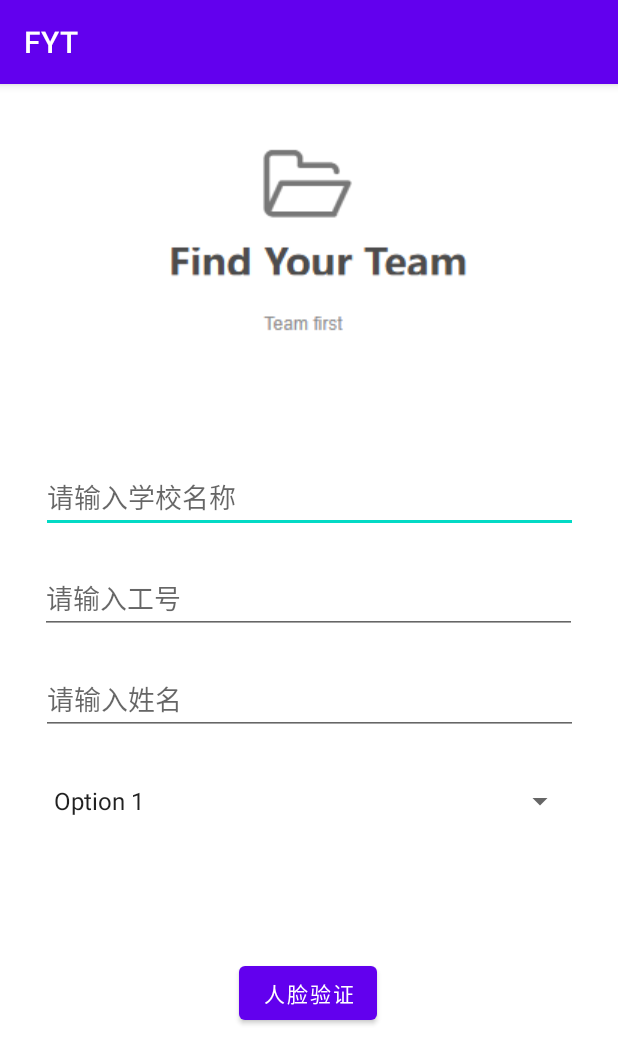
After one commit to JQseventeen/102201427-102201426, an Android app: the CertifyActivity screen opened directly, with no data from a screen before it, on a phone screen of 412 x 824 dp. The commit adds this screen. Shown: the top 1064 px of the screen. Run offline under Robolectric (Android 15) with nearby library versions, the phone set to English and light mode, and no system bars.

Commit message:
认证页面

```diff
--- a/app/build.gradle.kts
+++ b/app/build.gradle.kts
@@ -51,4 +51,5 @@ dependencies {
     implementation("androidx.appcompat:appcompat:1.4.1")
     implementation("com.google.android.material:material:1.4.0") // 或者使用最新版本号
     implementation("androidx.constraintlayout:constraintlayout:2.1.1")
+    implementation ("com.makeramen:roundedimageview:2.3.0")
 }
--- a/app/src/main/AndroidManifest.xml
+++ b/app/src/main/AndroidManifest.xml
@@ -12,6 +12,9 @@
         android:supportsRtl="true"
         android:theme="@style/Theme.FYT"
         tools:targetApi="31">
+        <activity
+            android:name=".CertifyActivity"
+            android:exported="false" />
         <activity
             android:name=".SetpasswordActivity"
             android:exported="false" />
--- /dev/null
+++ b/app/src/main/java/com/example/fyt/CertifyActivity.java
@@ -0,0 +1,33 @@
+package com.example.fyt;
+
+import android.os.Bundle;
+import android.widget.ArrayAdapter;
+import android.widget.Spinner;
+
+import androidx.activity.EdgeToEdge;
+import androidx.appcompat.app.AppCompatActivity;
+import androidx.core.graphics.Insets;
+import androidx.core.view.ViewCompat;
+import androidx.core.view.WindowInsetsCompat;
+
+public class CertifyActivity extends AppCompatActivity {
+
+    @Override
+    protected void onCreate(Bundle savedInstanceState) {
+        super.onCreate(savedInstanceState);
+        EdgeToEdge.enable(this);
+        setContentView(R.layout.activity_certify);
+        ViewCompat.setOnApplyWindowInsetsListener(findViewById(R.id.certify_page), (v, insets) -> {
+            Insets systemBars = insets.getInsets(WindowInsetsCompat.Type.systemBars());
+            v.setPadding(systemBars.left, systemBars.top, systemBars.right, systemBars.bottom);
+            return insets;
+        });
+
+        Spinner spinner = findViewById(R.id.spinner);
+        String[] options = {"Option 1", "Option 2", "Option 3"};
+        ArrayAdapter<String> adapter = new ArrayAdapter<>(this, android.R.layout.simple_spinner_item, options);
+        adapter.setDropDownViewResource(android.R.layout.simple_spinner_dropdown_item);
+        spinner.setAdapter(adapter);
+
+    }
+}
--- /dev/null
+++ b/app/src/main/res/layout/activity_certify.xml
@@ -0,0 +1,83 @@
+<?xml version="1.0" encoding="utf-8"?>
+<androidx.constraintlayout.widget.ConstraintLayout xmlns:android="http://schemas.android.com/apk/res/android"
+    xmlns:app="http://schemas.android.com/apk/res-auto"
+    xmlns:tools="http://schemas.android.com/tools"
+    android:id="@+id/certify_page"
+    android:layout_width="match_parent"
+    android:layout_height="match_parent"
+    tools:context=".CertifyActivity">
+
+
+
+    <ImageView
+        android:id="@+id/splash_icon"
+        android:layout_width="wrap_content"
+        android:layout_height="wrap_content"
+        android:src="@drawable/tubiao"
+        app:layout_constraintTop_toTopOf="parent"
+        app:layout_constraintLeft_toLeftOf="parent"
+        app:layout_constraintRight_toRightOf="parent"
+        app:layout_constraintHorizontal_bias="0.5" />
+
+    <EditText
+        android:id="@+id/editTextDate"
+        android:layout_width="358dp"
+        android:layout_height="47dp"
+        android:layout_marginTop="252dp"
+        android:ems="10"
+        android:hint="@string/set_school"
+        android:inputType="date"
+        app:layout_constraintEnd_toEndOf="parent"
+        app:layout_constraintHorizontal_bias="0.509"
+        app:layout_constraintStart_toStartOf="parent"
+        app:layout_constraintTop_toTopOf="parent" />
+
+    <EditText
+        android:id="@+id/editTextNumber"
+        android:layout_width="358dp"
+        android:layout_height="47dp"
+        android:layout_marginTop="20dp"
+        android:ems="10"
+        android:hint="@string/set_school_number"
+        android:inputType="number"
+        app:layout_constraintEnd_toEndOf="parent"
+        app:layout_constraintHorizontal_bias="0.49"
+        app:layout_constraintStart_toStartOf="parent"
+        app:layout_constraintTop_toBottomOf="@+id/editTextDate" />
+
+
+    <EditText
+        android:id="@+id/editTextDate2"
+        android:layout_width="358dp"
+        android:layout_height="47dp"
+        android:layout_marginTop="20dp"
+        android:ems="10"
+        android:hint="@string/set_name"
+        android:inputType="date"
+        app:layout_constraintEnd_toEndOf="parent"
+        app:layout_constraintHorizontal_bias="0.509"
+        app:layout_constraintStart_toStartOf="parent"
+        app:layout_constraintTop_toBottomOf="@+id/editTextNumber" />
+
+    <Spinner
+        android:id="@+id/spinner"
+        android:layout_width="356dp"
+        android:layout_height="48dp"
+        android:layout_marginTop="20dp"
+        app:layout_constraintEnd_toEndOf="parent"
+        app:layout_constraintHorizontal_bias="0.5"
+        app:layout_constraintStart_toStartOf="parent"
+        app:layout_constraintTop_toBottomOf="@+id/editTextDate2" />
+
+    <Button
+        android:id="@+id/certify_button"
+        android:layout_width="wrap_content"
+        android:layout_height="wrap_content"
+        android:layout_marginTop="80dp"
+        android:text="人脸验证"
+        app:layout_constraintEnd_toEndOf="parent"
+        app:layout_constraintHorizontal_bias="0.498"
+        app:layout_constraintStart_toStartOf="parent"
+        app:layout_constraintTop_toBottomOf="@+id/spinner" />
+
+</androidx.constraintlayout.widget.ConstraintLayout>
--- a/app/src/main/res/layout/activity_chat1.xml
+++ b/app/src/main/res/layout/activity_chat1.xml
@@ -48,9 +48,9 @@
         android:id="@+id/textView"
         android:layout_width="wrap_content"
         android:layout_height="wrap_content"
+        android:layout_marginTop="352dp"
         android:text="这是聊天"
-        tools:layout_editor_absoluteX="159dp"
-        tools:layout_editor_absoluteY="321dp"
-        tools:ignore="MissingConstraints" />
+        app:layout_constraintTop_toTopOf="parent"
+        tools:layout_editor_absoluteX="165dp" />
 
 </androidx.constraintlayout.widget.ConstraintLayout>
--- a/app/src/main/res/values/strings.xml
+++ b/app/src/main/res/values/strings.xml
@@ -15,6 +15,9 @@
     <string name="check_code">"验证"</string>
     <string name="prompt_confirm_password">"请再次输入密码"</string>
     <string name="action">"确认"</string>
+    <string name="set_school">"请输入学校名称"</string>
+    <string name="set_school_number">"请输入工号"</string>
+    <string name="set_name">"请输入姓名"</string>
 
 
 </resources>
```
Also changed, not shown: app/src/main/java/com/example/fyt/HomeActivity.java (+7 -3 lines), app/src/main/res/layout/activity_home.xml (+83 -6 lines), app/src/main/res/layout/activity_store.xml (+5 -4 lines).
